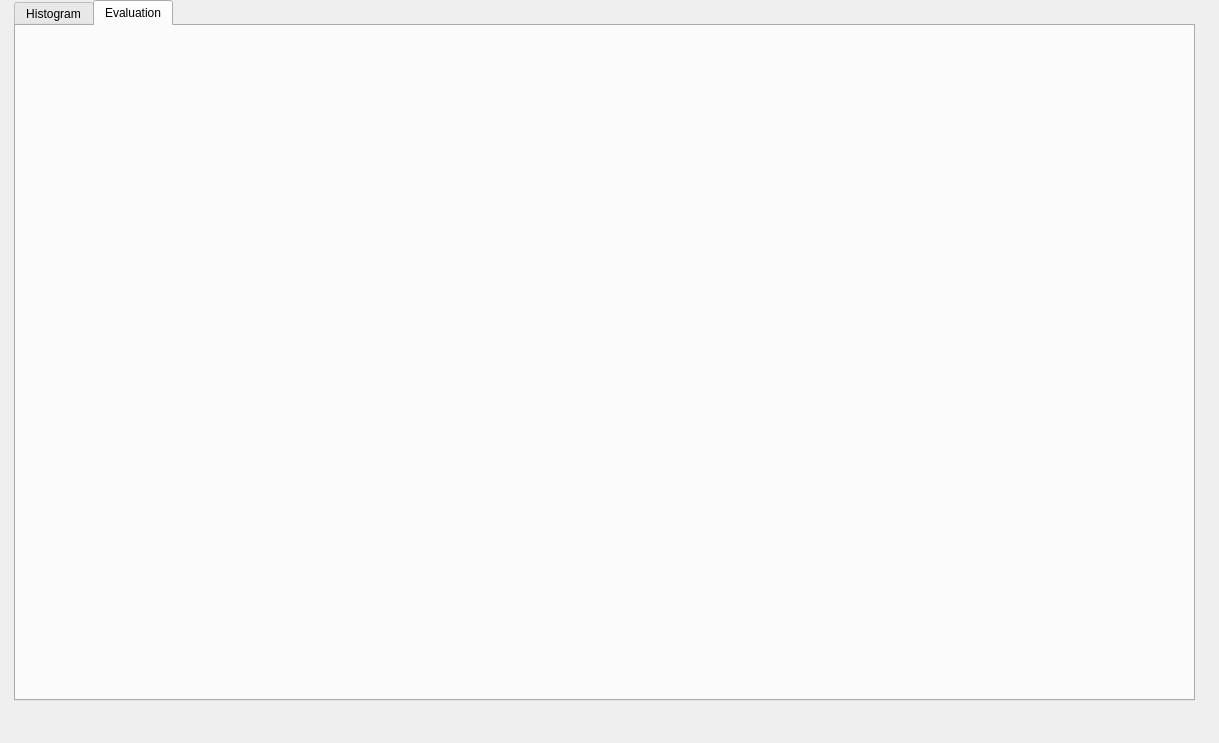
This is gui/numbers_validation_window.ui in raxrcxrdxrbx/uniform-distribution-modelling as Qt 5 draws it before an edit. The edited form follows.
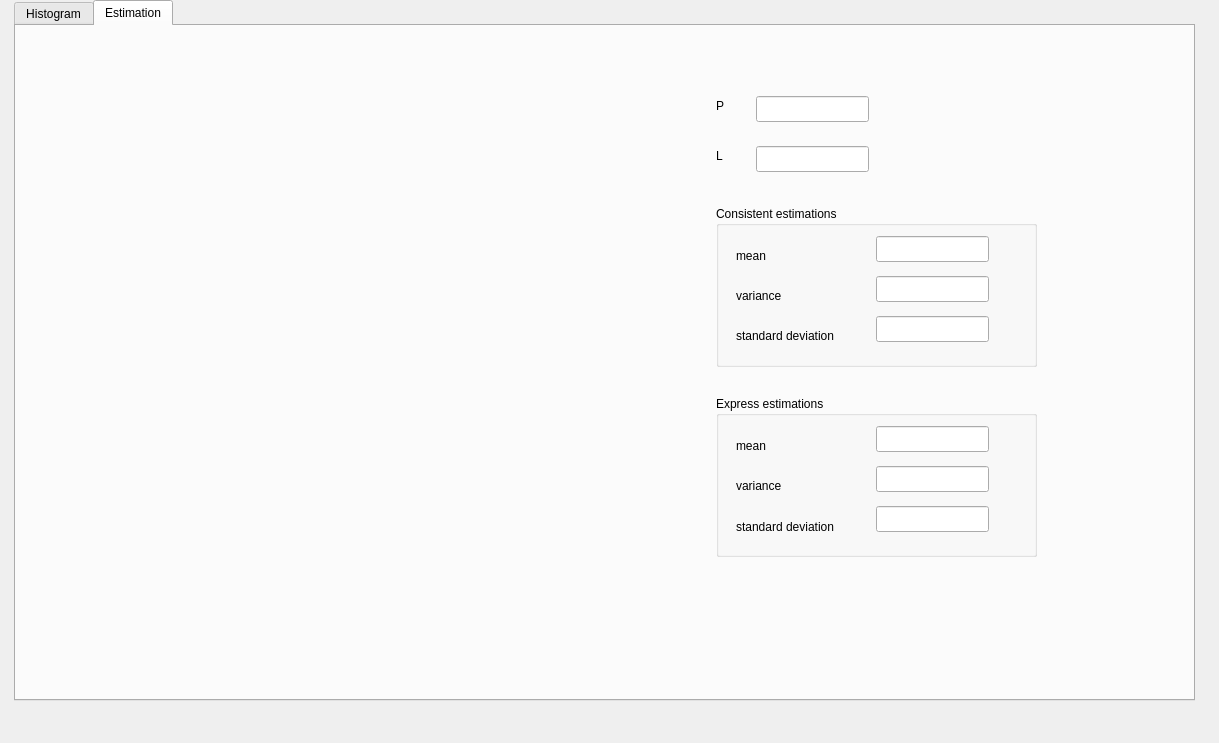
This is the edited form. The open tabs and pages were chosen to show the change.

Commit message: closes #3; Add line plot widget, fix histogram data evaluation

```diff
--- a/gui/numbers_validation_window.ui
+++ b/gui/numbers_validation_window.ui
@@ -107,8 +107,233 @@
     </widget>
     <widget class="QWidget" name="tab_evaluation">
      <attribute name="title">
-      <string>Evaluation</string>
+      <string>Estimation</string>
      </attribute>
+     <widget class="QWidget" name="horizontalLayoutWidget_2">
+      <property name="geometry">
+       <rect>
+        <x>20</x>
+        <y>60</y>
+        <width>601</width>
+        <height>521</height>
+       </rect>
+      </property>
+      <layout class="QHBoxLayout" name="line_layout">
+       <item>
+        <widget class="QWidget" name="line_chart" native="true"/>
+       </item>
+      </layout>
+     </widget>
+     <widget class="QGroupBox" name="consistent_estimations_box">
+      <property name="geometry">
+       <rect>
+        <x>700</x>
+        <y>180</y>
+        <width>321</width>
+        <height>161</height>
+       </rect>
+      </property>
+      <property name="title">
+       <string>Consistent estimations</string>
+      </property>
+      <widget class="QLabel" name="c_mean_label">
+       <property name="geometry">
+        <rect>
+         <x>20</x>
+         <y>40</y>
+         <width>63</width>
+         <height>20</height>
+        </rect>
+       </property>
+       <property name="text">
+        <string>mean</string>
+       </property>
+      </widget>
+      <widget class="QLabel" name="c_variance_label">
+       <property name="geometry">
+        <rect>
+         <x>20</x>
+         <y>80</y>
+         <width>63</width>
+         <height>20</height>
+        </rect>
+       </property>
+       <property name="text">
+        <string>variance</string>
+       </property>
+      </widget>
+      <widget class="QLabel" name="c_standard_deviation_label">
+       <property name="geometry">
+        <rect>
+         <x>20</x>
+         <y>120</y>
+         <width>131</width>
+         <height>20</height>
+        </rect>
+       </property>
+       <property name="text">
+        <string>standard deviation</string>
+       </property>
+      </widget>
+      <widget class="QLineEdit" name="c_standard_deviation_line_edit">
+       <property name="geometry">
+        <rect>
+         <x>160</x>
+         <y>110</y>
+         <width>113</width>
+         <height>26</height>
+        </rect>
+       </property>
+      </widget>
+      <widget class="QLineEdit" name="c_mean_line_edit">
+       <property name="geometry">
+        <rect>
+         <x>160</x>
+         <y>30</y>
+         <width>113</width>
+         <height>26</height>
+        </rect>
+       </property>
+      </widget>
+      <widget class="QLineEdit" name="c_variance_line_edit">
+       <property name="geometry">
+        <rect>
+         <x>160</x>
+         <y>70</y>
+         <width>113</width>
+         <height>26</height>
+        </rect>
+       </property>
+      </widget>
+     </widget>
+     <widget class="QGroupBox" name="express_estimatimations_box">
+      <property name="geometry">
+       <rect>
+        <x>700</x>
+        <y>370</y>
+        <width>321</width>
+        <height>161</height>
+       </rect>
+      </property>
+      <property name="title">
+       <string>Express estimations</string>
+      </property>
+      <widget class="QLabel" name="e_mean_label">
+       <property name="geometry">
+        <rect>
+         <x>20</x>
+         <y>40</y>
+         <width>63</width>
+         <height>20</height>
+        </rect>
+       </property>
+       <property name="text">
+        <string>mean</string>
+       </property>
+      </widget>
+      <widget class="QLabel" name="e_variance_label">
+       <property name="geometry">
+        <rect>
+         <x>20</x>
+         <y>80</y>
+         <width>63</width>
+         <height>20</height>
+        </rect>
+       </property>
+       <property name="text">
+        <string>variance</string>
+       </property>
+      </widget>
+      <widget class="QLabel" name="e_standard_deviation_label">
+       <property name="geometry">
+        <rect>
+         <x>20</x>
+         <y>120</y>
+         <width>131</width>
+         <height>21</height>
+        </rect>
+       </property>
+       <property name="text">
+        <string>standard deviation</string>
+       </property>
+      </widget>
+      <widget class="QLineEdit" name="e_mean_line_edit">
+       <property name="geometry">
+        <rect>
+         <x>160</x>
+         <y>30</y>
+         <width>113</width>
+         <height>26</height>
+        </rect>
+       </property>
+      </widget>
+      <widget class="QLineEdit" name="e_variance_line_edit">
+       <property name="geometry">
+        <rect>
+         <x>160</x>
+         <y>70</y>
+         <width>113</width>
+         <height>26</height>
+        </rect>
+       </property>
+      </widget>
+      <widget class="QLineEdit" name="e_standard_deviation_line_edit">
+       <property name="geometry">
+        <rect>
+         <x>160</x>
+         <y>110</y>
+         <width>113</width>
+         <height>26</height>
+        </rect>
+       </property>
+      </widget>
+     </widget>
+     <widget class="QLabel" name="p_label">
+      <property name="geometry">
+       <rect>
+        <x>700</x>
+        <y>70</y>
+        <width>16</width>
+        <height>20</height>
+       </rect>
+      </property>
+      <property name="text">
+       <string>P</string>
+      </property>
+     </widget>
+     <widget class="QLabel" name="l_label">
+      <property name="geometry">
+       <rect>
+        <x>700</x>
+        <y>120</y>
+        <width>21</width>
+        <height>20</height>
+       </rect>
+      </property>
+      <property name="text">
+       <string>L</string>
+      </property>
+     </widget>
+     <widget class="QLineEdit" name="p_line_edit">
+      <property name="geometry">
+       <rect>
+        <x>740</x>
+        <y>70</y>
+        <width>113</width>
+        <height>26</height>
+       </rect>
+      </property>
+     </widget>
+     <widget class="QLineEdit" name="l_line_edit">
+      <property name="geometry">
+       <rect>
+        <x>740</x>
+        <y>120</y>
+        <width>113</width>
+        <height>26</height>
+       </rect>
+      </property>
+     </widget>
     </widget>
    </widget>
   </widget>
```
Left out of the diff: 2 changed lines with no effect on the pictures. The commit also changes 13 other files.
